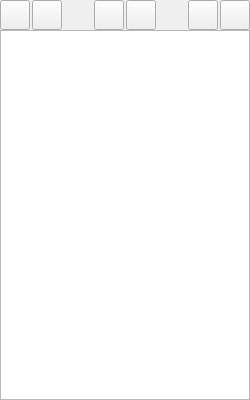
Above: gui/DialogLayerList.ui from manufino/eSchema before the change. Below: the same form after it.
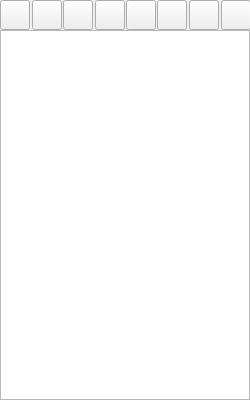
That is the form after the change. Icons and pictures are not drawn. Custom widgets are drawn as their Qt base class.

Commit message: Make layer visibility/lock actually work, add lock feature

The edit to the form file:
```diff
--- a/gui/DialogLayerList.ui
+++ b/gui/DialogLayerList.ui
@@ -132,6 +132,56 @@
        </property>
       </widget>
      </item>
+     <item>
+      <widget class="QPushButton" name="btnSetAllLocked">
+       <property name="minimumSize">
+        <size>
+         <width>30</width>
+         <height>30</height>
+        </size>
+       </property>
+       <property name="maximumSize">
+        <size>
+         <width>30</width>
+         <height>30</height>
+        </size>
+       </property>
+       <property name="focusPolicy">
+        <enum>Qt::NoFocus</enum>
+       </property>
+       <property name="toolTip">
+        <string>Blocca tutti</string>
+       </property>
+       <property name="text">
+        <string/>
+       </property>
+      </widget>
+     </item>
+     <item>
+      <widget class="QPushButton" name="btnSetAllUnlocked">
+       <property name="minimumSize">
+        <size>
+         <width>30</width>
+         <height>30</height>
+        </size>
+       </property>
+       <property name="maximumSize">
+        <size>
+         <width>30</width>
+         <height>30</height>
+        </size>
+       </property>
+       <property name="focusPolicy">
+        <enum>Qt::NoFocus</enum>
+       </property>
+       <property name="toolTip">
+        <string>Sblocca tutti</string>
+       </property>
+       <property name="text">
+        <string/>
+       </property>
+      </widget>
+     </item>
      <item>
       <spacer name="horizontalSpacer">
        <property name="orientation">
```
Left out of the diff: 2 changed lines with no effect on the pictures. The commit also changes 22 other files.
